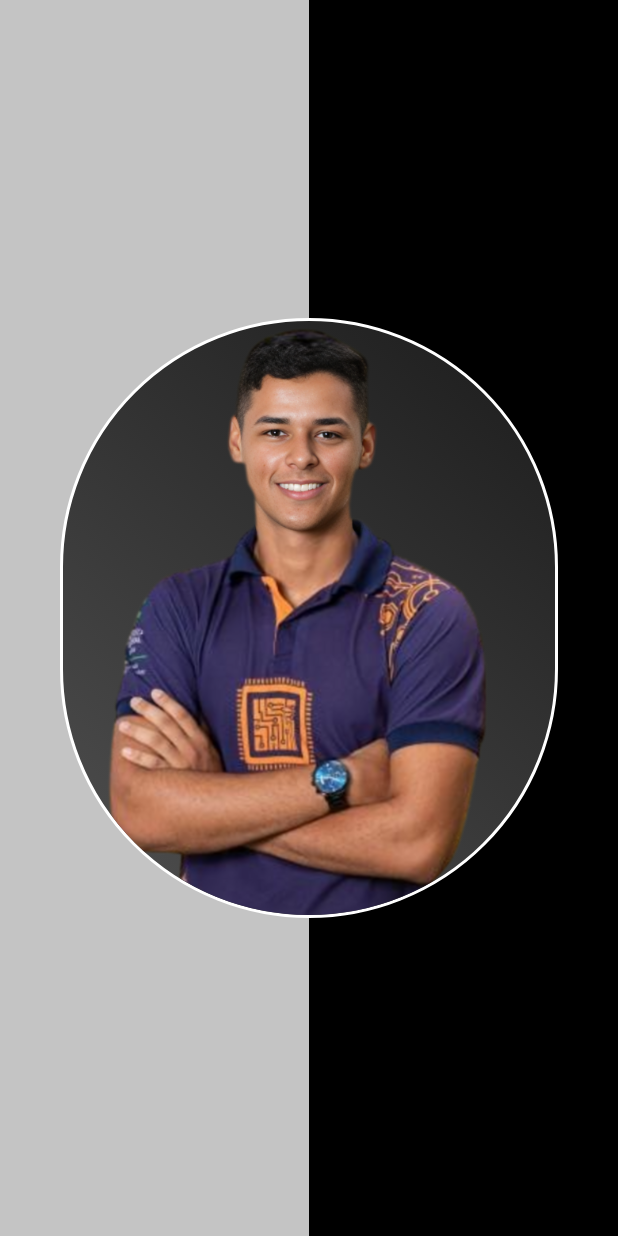
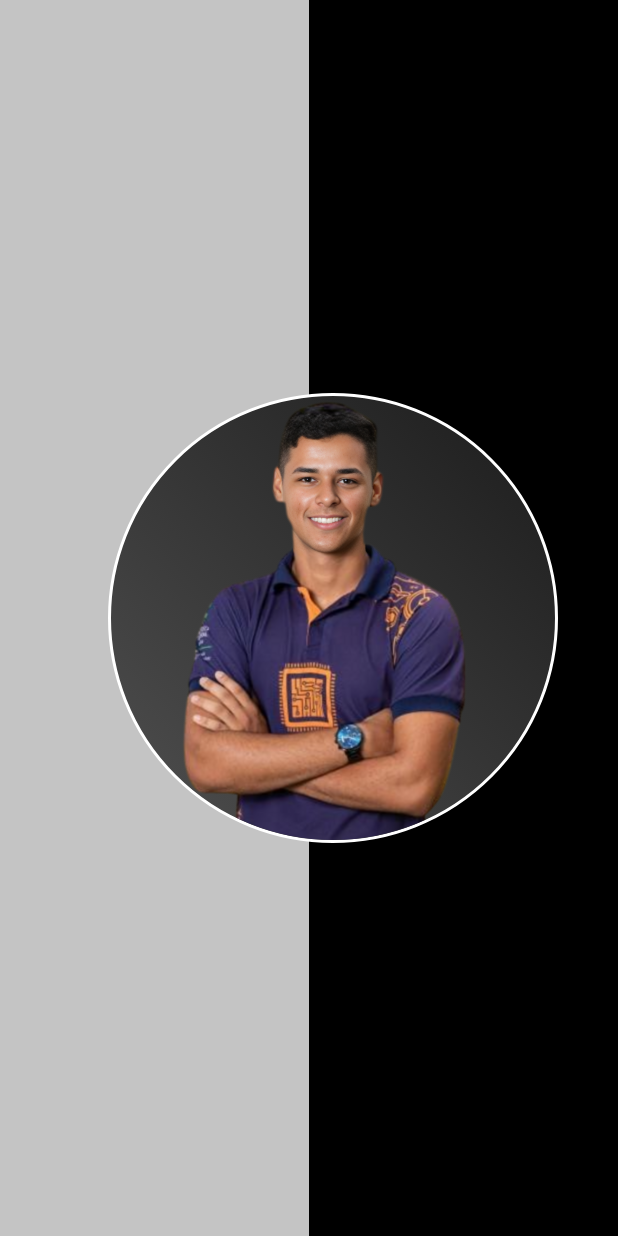
Before and after one commit to MateusLucasDaSilva/site_mateus, a Flutter app: the screen it shows after launch, on a phone screen of 412 x 824 dp. Run offline on Flutter 3.47's test engine with Material 3 defaults, Android fonts, the phone set to English and light mode, and no system bars; our stand-ins replace google_fonts.

```diff
--- a/lib/src/presentation/pages/home/home_page.dart
+++ b/lib/src/presentation/pages/home/home_page.dart
@@ -96,8 +96,8 @@ class ProfilePictureWidget extends StatelessWidget {
     return Padding(
       padding: const EdgeInsets.all(40),
       child: Container(
-        height: 400,
-        width: 400,
+        height: 300,
+        width: 300,
         decoration: BoxDecoration(
           borderRadius: BorderRadius.circular(1000),
           border: Border.all(
```
